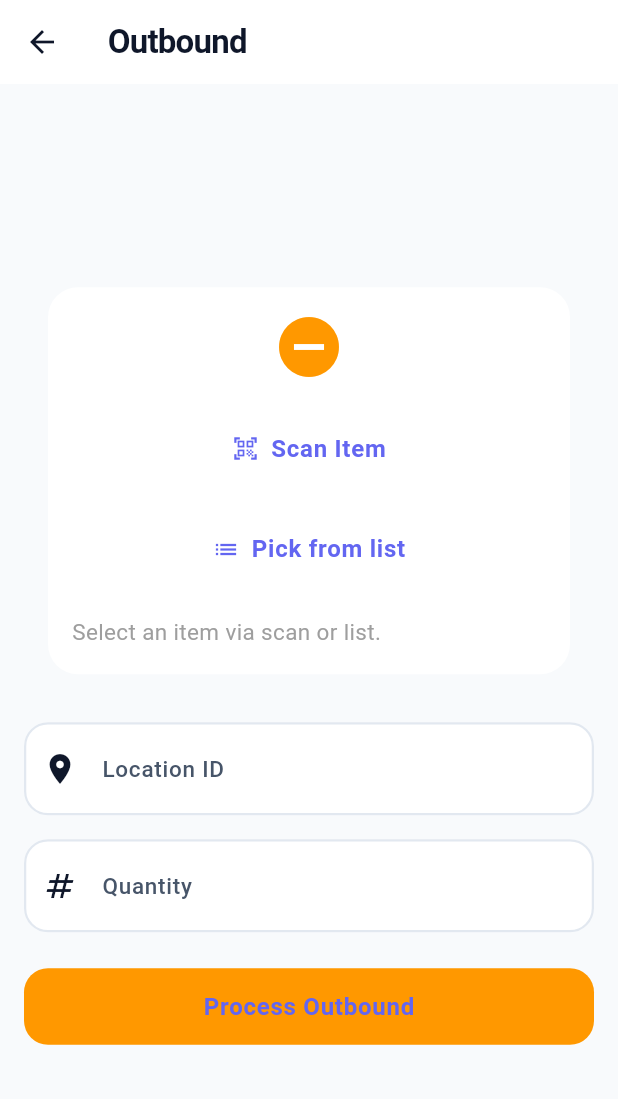
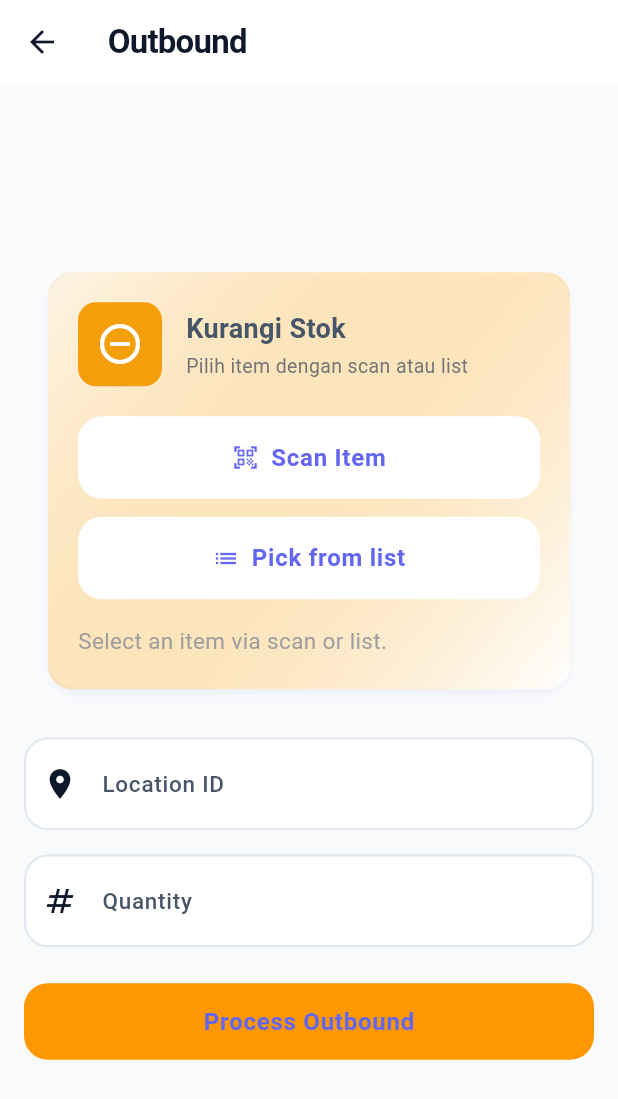
Before and after one commit to Ballon14/manage_warehouse, a Flutter app: the OutboundScreen screen opened directly, on a phone screen of 412 x 824 dp. Shown: the top 1099 px of the screen. Run offline on Flutter 3.47's test engine with Material 3 defaults, Android fonts, the phone set to English and light mode, and no system bars; our stand-ins replace cloud_firestore, csv, file_picker, firebase_auth, firebase_core, fl_chart and 3 more; missing offline and left inert: dart:html, mobile_scanner; accounts and stored records are empty.

Commit message:
Improve Outbound screen styling to match Inbound design

```diff
--- a/lib/screens/outbound_screen.dart
+++ b/lib/screens/outbound_screen.dart
@@ -169,6 +169,7 @@ class _OutboundScreenState extends ConsumerState<OutboundScreen> {
     return Scaffold(
       appBar: AppBar(
         title: const Text('Outbound'),
+        elevation: 0,
       ),
       body: Center(
         child: ConstrainedBox(
@@ -179,13 +180,59 @@ class _OutboundScreenState extends ConsumerState<OutboundScreen> {
               crossAxisAlignment: CrossAxisAlignment.stretch,
               children: [
                 Card(
-              child: Padding(
-                padding: const EdgeInsets.all(16),
+                  elevation: 2,
+                  child: Container(
+                    decoration: BoxDecoration(
+                      gradient: LinearGradient(
+                        begin: Alignment.topLeft,
+                        end: Alignment.bottomRight,
+                        colors: [
+                          const Color(0xFFF59E0B).withValues(alpha: 0.1),
+                          Colors.white,
+                        ],
+                      ),
+                      borderRadius: BorderRadius.circular(16),
+                    ),
+                    padding: const EdgeInsets.all(20),
                     child: Column(
                       crossAxisAlignment: CrossAxisAlignment.stretch,
                       children: [
-                    const Icon(Icons.remove_circle, size: 48, color: Colors.orange),
-                    const SizedBox(height: 16),
+                        Row(
+                          children: [
+                            Container(
+                              padding: const EdgeInsets.all(12),
+                              decoration: BoxDecoration(
+                                color: const Color(0xFFF59E0B),
+                                borderRadius: BorderRadius.circular(12),
+                              ),
+                              child: const Icon(
+                                  Icons.remove_circle_outline_rounded,
+                                  size: 32,
+                                  color: Colors.white),
+                            ),
+                            const SizedBox(width: 16),
+                            Column(
+                              crossAxisAlignment: CrossAxisAlignment.start,
+                              children: [
+                                const Text(
+                                  'Kurangi Stok',
+                                  style: TextStyle(
+                                    fontSize: 18,
+                                    fontWeight: FontWeight.bold,
+                                  ),
+                                ),
+                                Text(
+                                  'Pilih item dengan scan atau list',
+                                  style: TextStyle(
+                                    color: Colors.grey[600],
+                                    fontSize: 13,
+                                  ),
+                                ),
+                              ],
+                            ),
+                          ],
+                        ),
+                        const SizedBox(height: 20),
                         ElevatedButton.icon(
                           onPressed: _isScanning ? null : _scanBarcode,
                           icon: const Icon(Icons.qr_code_scanner),
@@ -214,7 +261,8 @@ class _OutboundScreenState extends ConsumerState<OutboundScreen> {
                             ),
                             trailing: IconButton(
                               icon: const Icon(Icons.close),
-                          onPressed: () => setState(() => _selectedItem = null),
+                              onPressed: () =>
+                                  setState(() => _selectedItem = null),
                             ),
                           )
                         else
```
Also changed, not shown: 4 other files. Lines whose indentation alone changed are shown as unchanged.
